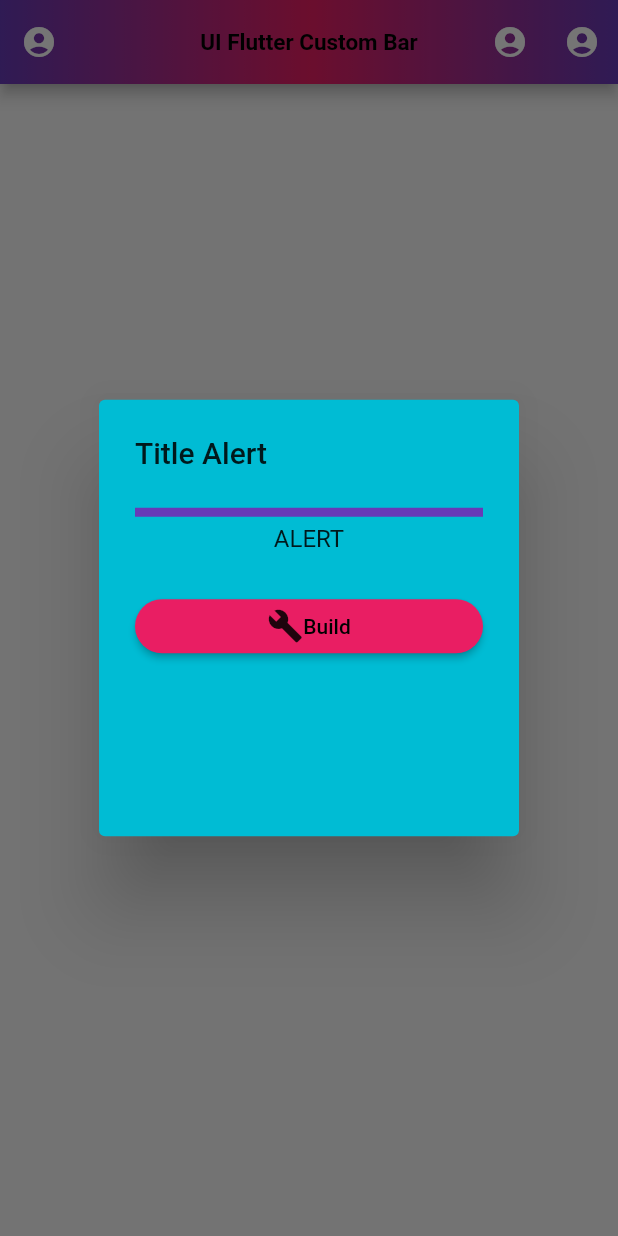
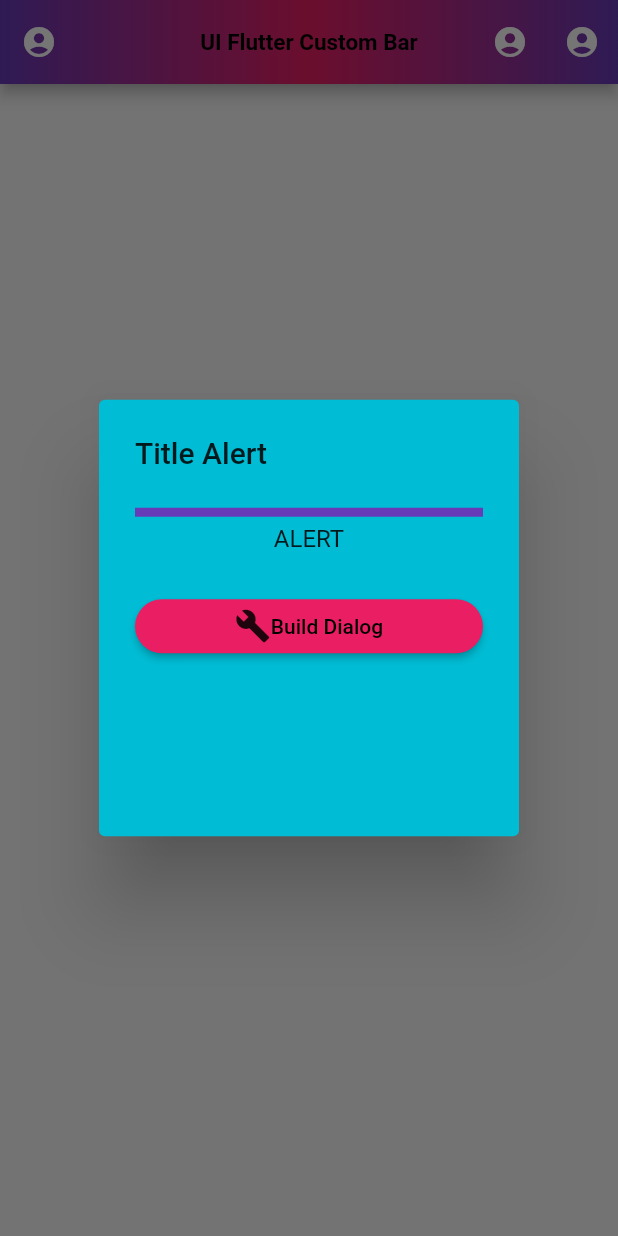
Before and after one commit to Devsaci/custom_appbarV2, a Flutter app: the screen it shows after launch, after a tap on "Click Me", on a phone screen of 412 x 824 dp. Run offline on Flutter 3.47's test engine with Material 2 defaults, Android fonts, the phone set to English and light mode, and no system bars; our stand-ins replace fluttertoast.

Commit message:
Refactor Extract Methode

```diff
--- a/lib/main.dart
+++ b/lib/main.dart
@@ -79,6 +79,15 @@ class _MyHomePageState extends State<MyHomePage> {
       body: Center(
         child: RaisedButton(
           onPressed: () {
+            builddDialog(context);
+          },
+          child: Text("Click Me"),
+        ),
+      ),
+    );
+  }
+
+  void builddDialog(BuildContext context) {
     final AlertDialog alert = AlertDialog(
       backgroundColor: Colors.cyan,
       title: Text("Title Alert"),
@@ -108,7 +117,9 @@ class _MyHomePageState extends State<MyHomePage> {
                     children: const [
                       Icon(Icons.build),
                       Text(
-                                "Build", style: TextStyle(color: Colors.black),)
+                        "Build Dialog",
+                        style: TextStyle(color: Colors.black),
+                      )
                     ],
                   ),
                 ),
@@ -121,11 +132,6 @@ class _MyHomePageState extends State<MyHomePage> {
         builder: (BuildContext context) {
           return alert;
         });
-          },
-          child: Text("Click Me"),
-        ),
-      ),
-    );
   }
 
   FlatButton buildFlatButton(BuildContext context) {
```
Lines whose indentation alone changed are shown as unchanged.
